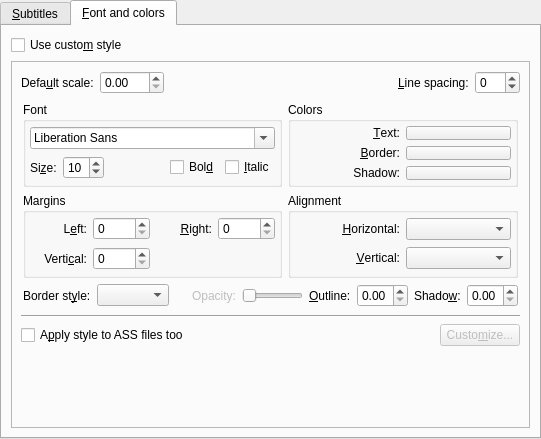
The window that src/prefsubtitles.ui (smplayer-dev/smplayer) describes before a commit, drawn with Qt 5.
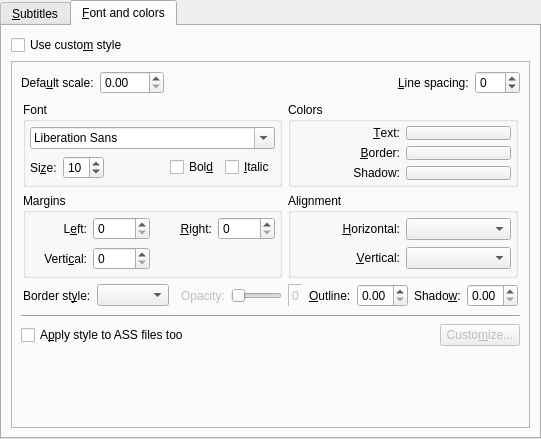
The same window after the commit. The open tabs and pages were chosen to show the change. Custom widgets are drawn as their Qt base class.

Commit message: Add a label to display the value of the slider

Patch:
```diff
--- a/src/prefsubtitles.ui
+++ b/src/prefsubtitles.ui
@@ -696,6 +696,22 @@
                   </property>
                  </widget>
                 </item>
+                <item>
+                 <widget class="QLabel" name="opacity_num">
+                  <property name="enabled">
+                   <bool>false</bool>
+                  </property>
+                  <property name="frameShape">
+                   <enum>QFrame::Panel</enum>
+                  </property>
+                  <property name="frameShadow">
+                   <enum>QFrame::Sunken</enum>
+                  </property>
+                  <property name="text">
+                   <string notr="true">0</string>
+                  </property>
+                 </widget>
+                </item>
                 <item>
                  <widget class="QLabel" name="style_outline_label">
                   <property name="text">
```
Left out of the diff: 16 changed lines with no effect on the pictures. The commit also changes 1 other file.
